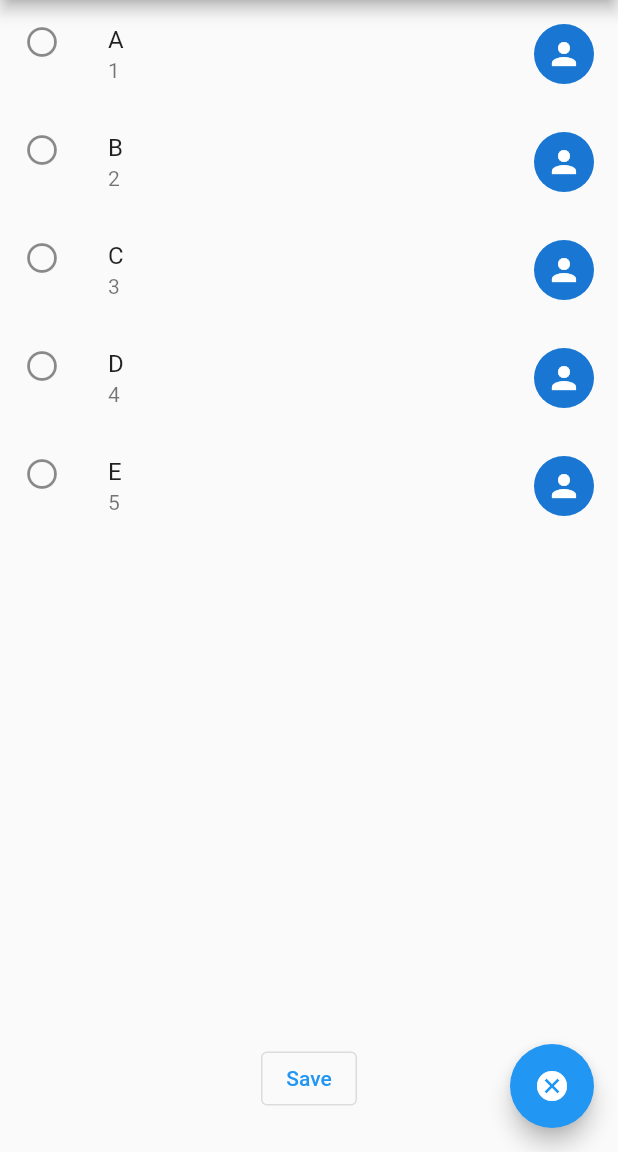
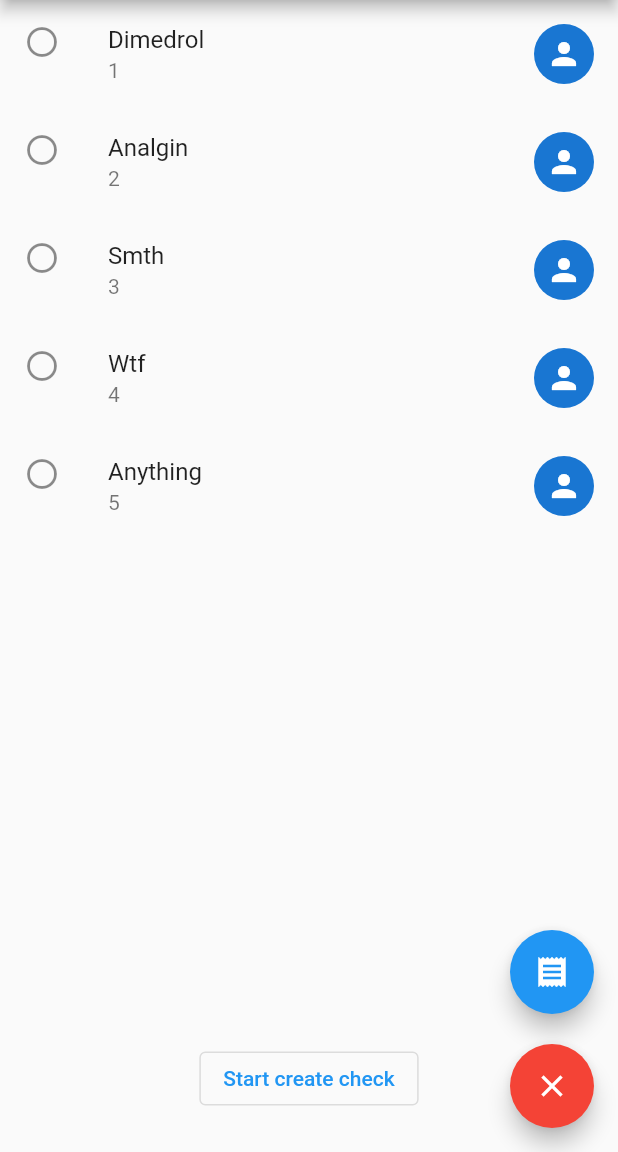
Before and after one commit to NeoZ3p/test-dtk, a Flutter app: the screen it shows after launch, after a tap on the "add" icon, on a phone screen of 412 x 824 dp, the part 84-1236 px from its top. Run offline on Flutter 3.47's test engine with Material 2 defaults, Android fonts, the light colour scheme and no system bars.

Commit message:
feat: add modal of creating a check

```diff
--- a/lib/main.dart
+++ b/lib/main.dart
@@ -1,5 +1,7 @@
 import 'package:dtk_test/orders_list.dart';
 import 'package:flutter/material.dart';
+
+import 'order_tile.dart';
 
 void main() {
   runApp(const MyApp());
@@ -32,6 +34,36 @@ class MyHomePage extends StatefulWidget {
 class _MyHomePageState extends State<MyHomePage> {
   bool isSelectedMode = false;
   List<Map<String, dynamic>> selectedRows = [];
+  List<Map<String, dynamic>> orders = [
+    {
+      "isSelected": false,
+      "order": Order("Dimedrol", "1", 150),
+    },
+    {
+      "isSelected": false,
+      "order": Order("Analgin", "2", 150),
+    },
+    {
+      "isSelected": false,
+      "order": Order("Smth", "3", 150),
+    },
+    {
+      "isSelected": false,
+      "order": Order("Wtf", "4", 150),
+    },
+    {
+      "isSelected": false,
+      "order": Order("Anything", "5", 150),
+    },
+  ];
+
+  get getTotal {
+    num counter = 0;
+    for (var order in orders) {
+      counter += order["order"].total;
+    }
+    return counter;
+  }
 
   @override
   Widget build(BuildContext context) {
@@ -45,7 +77,9 @@ class _MyHomePageState extends State<MyHomePage> {
             child: OrdersList(
               isSelectedMode,
               selectedRows,
-          )),
+              orders,
+            ),
+          ),
           if (isSelectedMode)
             OutlinedButton(
               onPressed: () {
@@ -64,20 +98,97 @@ class _MyHomePageState extends State<MyHomePage> {
                                       child: const Text("Okey"))
                                 ]));
               },
-              child: const Text("Save"),
+              child: const Text("Start create check"),
             ),
           const SizedBox(
             height: 25,
           ),
         ],
       ),
-      floatingActionButton: FloatingActionButton(
+      floatingActionButton: isSelectedMode
+          ? Column(
+              mainAxisAlignment: MainAxisAlignment.end,
+              children: [
+                FloatingActionButton(
+                  onPressed: () {
+                    if (selectedRows.isNotEmpty) {
+                      showDialog(
+                        context: context,
+                        builder: (_) => AlertDialog(
+                          shape: const RoundedRectangleBorder(
+                              borderRadius:
+                                  BorderRadius.all(Radius.circular(10.0))),
+                          title: const Text("Creating a check"),
+                          content: Builder(
+                            builder: (context) {
+                              // ignore: sized_box_for_whitespace
+                              return Container(
+                                height: MediaQuery.of(context).size.height,
+                                width: MediaQuery.of(context).size.width,
+                                child: Column(
+                                  children: [
+                                    Expanded(
+                                      child: ListView.builder(
+                                        itemBuilder: (context, index) =>
+                                            ListTile(
+                                          leading: Text(selectedRows[index]
+                                                  ["order"]
+                                              .name),
+                                          subtitle: Text(selectedRows[index]
+                                                  ["order"]
+                                              .phoneNumber),
+                                          trailing: const CircleAvatar(
+                                            child: Icon(Icons.person),
+                                          ),
+                                        ),
+                                        itemCount: selectedRows.length,
+                                      ),
+                                    ),
+                                    // Text(
+                                    //   selectedRows
+                                    //       .reduce((prevOrder, nextOrder) =>
+                                    //           prevOrder["order"].total +
+                                    //           nextOrder["order"].total)
+                                    //       .toString(),
+                                    // ),
+                                  ],
+                                ),
+                              );
+                            },
+                          ),
+                          actions: [
+                            TextButton(
+                              onPressed: () {
+                                Navigator.pop(context);
+                              },
+                              child: const Text("Create a check"),
+                            ),
+                          ],
+                        ),
+                      );
+                    }
+                  },
+                  child: const Icon(Icons.receipt),
+                ),
+                const SizedBox(height: 20),
+                FloatingActionButton(
+                  backgroundColor: Colors.red,
                   onPressed: () {
                     setState(() {
-            isSelectedMode = !isSelectedMode;
+                      isSelectedMode = false;
                     });
                   },
-        child: Icon(isSelectedMode ? Icons.cancel : Icons.add),
+                  child: const Icon(Icons.close),
+                ),
+              ],
+            )
+          : FloatingActionButton(
+              onPressed: () {
+                setState(() {
+                  isSelectedMode = true;
+                });
+              },
+              child: const Icon(Icons.add),
             ),
     );
   }
--- a/lib/order_tile.dart
+++ b/lib/order_tile.dart
@@ -1,9 +1,11 @@
 class Order {
   String name, phoneNumber;
+  int total;
 
   Order(
     this.name,
     this.phoneNumber,
+    this.total,
   );
 
   @override
--- a/lib/orders_list.dart
+++ b/lib/orders_list.dart
@@ -5,8 +5,9 @@ import 'order_tile.dart';
 class OrdersList extends StatefulWidget {
   bool isSelectedMode;
   List<Map<String, dynamic>> selectedRows;
+  List<Map<String, dynamic>> orderList;
 
-  OrdersList(this.isSelectedMode, this.selectedRows, {Key? key})
+  OrdersList(this.isSelectedMode, this.selectedRows, this.orderList, {Key? key})
       : super(key: key);
 
   @override
@@ -14,65 +15,46 @@ class OrdersList extends StatefulWidget {
 }
 
 class _OrdersListState extends State<OrdersList> {
-  List<Map<String, dynamic>> orders = [
-    {
-      "isSelected": false,
-      "order": Order("A", "1"),
-    },
-    {
-      "isSelected": false,
-      "order": Order("B", "2"),
-    },
-    {
-      "isSelected": false,
-      "order": Order("C", "3"),
-    },
-    {
-      "isSelected": false,
-      "order": Order("D", "4"),
-    },
-    {
-      "isSelected": false,
-      "order": Order("E", "5"),
-    },
-  ];
-
   @override
   Widget build(BuildContext context) {
     return ListView.builder(
       itemBuilder: (context, index) => OrderItem(
-        orders[index]["order"].name,
-        orders[index]["order"].phoneNumber,
-        orders[index]["isSelected"],
+        widget.orderList[index]["order"].name,
+        widget.orderList[index]["order"].phoneNumber,
+        widget.orderList[index]["isSelected"],
+        widget.orderList[index]["order"].total,
         index,
       ),
-      itemCount: orders.length,
+      itemCount: widget.orderList.length,
     );
   }
 
   Widget OrderItem(
-      String name, String phoneNumber, bool isSelected, int index) {
+      String name, String phoneNumber, bool isSelected, int total, int index) {
     return ListTile(
       onTap: () {
         widget.isSelectedMode
             ? setState(() {
-                orders[index]["isSelected"] = !orders[index]["isSelected"];
-                if (orders[index]["isSelected"]) {
+                widget.orderList[index]["isSelected"] =
+                    !widget.orderList[index]["isSelected"];
+                if (widget.orderList[index]["isSelected"]) {
                   widget.selectedRows.add({
                     "isSelected": true,
                     "order": Order(
                       name,
                       phoneNumber,
+                      total,
                     ),
                   });
-                } else if (!orders[index]["isSelected"]) {
+                } else if (!widget.orderList[index]["isSelected"]) {
                   widget.selectedRows.removeWhere((element) =>
-                      element["order"].name == orders[index]["order"].name);
+                      element["order"].name ==
+                      widget.orderList[index]["order"].name);
                 }
               })
             : null;
         print('-----');
-        orders.forEach((e) => print('\n$e'));
+        widget.orderList.forEach((e) => print('\n$e'));
       },
       leading: widget.isSelectedMode
           ? isSelected
```
Lines whose indentation alone changed are shown as unchanged.
